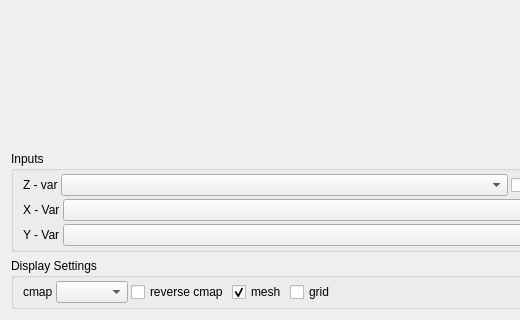
Old version of the form ncv/ui/contour_panel.ui in the repository SanjeevBashyal/ncv; both pictures show x 0 to 520 and y 440 to 760 of the 1000 by 760 pixel window.
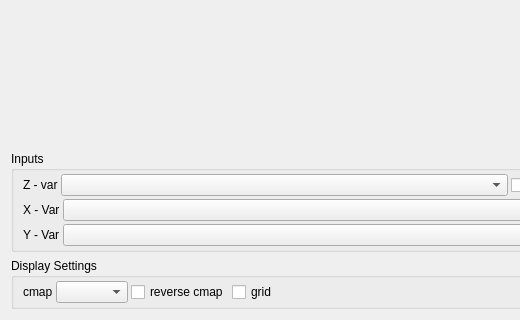
New version of the form.

```diff
--- a/ncv/ui/contour_panel.ui
+++ b/ncv/ui/contour_panel.ui
@@ -401,19 +401,6 @@
           </property>
          </widget>
         </item>
-        <item>
-         <widget class="QCheckBox" name="checkBox_mesh">
-          <property name="toolTip">
-           <string>Show gridded else smooth</string>
-          </property>
-          <property name="text">
-           <string>mesh</string>
-          </property>
-          <property name="checked">
-           <bool>true</bool>
-          </property>
-         </widget>
-        </item>
         <item>
          <widget class="QCheckBox" name="checkBox_grid">
           <property name="toolTip">
```
